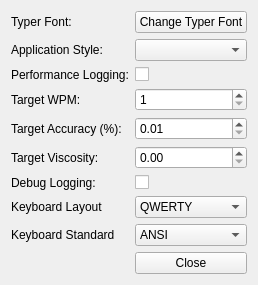
Before: the Qt Designer form src/settings/settingswidget.ui in coryo/amphetype2, drawn with Qt 5.
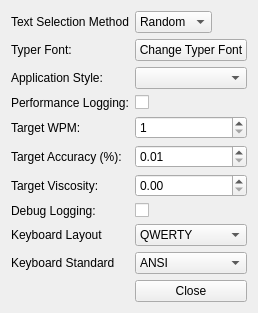
After: the same form once the commit is applied.

Commit message: move text selection to settings

Patch:
```diff
--- a/src/settings/settingswidget.ui
+++ b/src/settings/settingswidget.ui
@@ -6,60 +6,21 @@
    <rect>
     <x>0</x>
     <y>0</y>
-    <width>230</width>
-    <height>264</height>
+    <width>232</width>
+    <height>290</height>
    </rect>
   </property>
+  <property name="sizePolicy">
+   <sizepolicy hsizetype="Preferred" vsizetype="Preferred">
+    <horstretch>0</horstretch>
+    <verstretch>0</verstretch>
+   </sizepolicy>
+  </property>
   <property name="windowTitle">
    <string>Settings</string>
   </property>
   <layout class="QGridLayout" name="gridLayout">
-   <item row="4" column="0">
-    <widget class="QLabel" name="label_4">
-     <property name="text">
-      <string>Target Accuracy (%):</string>
-     </property>
-    </widget>
-   </item>
-   <item row="5" column="0">
-    <widget class="QLabel" name="label_5">
-     <property name="text">
-      <string>Target Viscosity:</string>
-     </property>
-    </widget>
-   </item>
-   <item row="1" column="0">
-    <widget class="QLabel" name="label">
-     <property name="text">
-      <string>Application Style:</string>
-     </property>
-    </widget>
-   </item>
-   <item row="0" column="0">
-    <widget class="QLabel" name="label_6">
-     <property name="text">
-      <string>Typer Font:</string>
-     </property>
-    </widget>
-   </item>
-   <item row="5" column="1">
-    <widget class="QDoubleSpinBox" name="targetVisSpinBox">
-     <property name="maximum">
-      <double>9999.000000000000000</double>
-     </property>
-     <property name="singleStep">
-      <double>0.100000000000000</double>
-     </property>
-    </widget>
-   </item>
-   <item row="3" column="0">
-    <widget class="QLabel" name="label_3">
-     <property name="text">
-      <string>Target WPM:</string>
-     </property>
-    </widget>
-   </item>
-   <item row="7" column="1">
+   <item row="8" column="1">
     <widget class="QComboBox" name="keyboardLayoutComboBox">
      <item>
       <property name="text">
@@ -94,30 +55,102 @@
     </widget>
    </item>
    <item row="6" column="1">
+    <widget class="QDoubleSpinBox" name="targetVisSpinBox">
+     <property name="maximum">
+      <double>9999.000000000000000</double>
+     </property>
+     <property name="singleStep">
+      <double>0.100000000000000</double>
+     </property>
+    </widget>
+   </item>
+   <item row="4" column="0">
+    <widget class="QLabel" name="label_3">
+     <property name="text">
+      <string>Target WPM:</string>
+     </property>
+    </widget>
+   </item>
+   <item row="7" column="1">
     <widget class="QCheckBox" name="debugLoggingCheckBox">
      <property name="text">
       <string/>
      </property>
     </widget>
    </item>
-   <item row="6" column="0">
+   <item row="2" column="1">
+    <widget class="QComboBox" name="styleSheetComboBox"/>
+   </item>
+   <item row="7" column="0">
     <widget class="QLabel" name="label_7">
      <property name="text">
       <string>Debug Logging:</string>
      </property>
     </widget>
    </item>
-   <item row="1" column="1">
-    <widget class="QComboBox" name="styleSheetComboBox"/>
-   </item>
-   <item row="2" column="0">
+   <item row="3" column="0">
     <widget class="QLabel" name="label_2">
      <property name="text">
       <string>Performance Logging:</string>
      </property>
     </widget>
    </item>
-   <item row="8" column="1">
+   <item row="2" column="0">
+    <widget class="QLabel" name="label">
+     <property name="text">
+      <string>Application Style:</string>
+     </property>
+    </widget>
+   </item>
+   <item row="1" column="0">
+    <widget class="QLabel" name="label_6">
+     <property name="text">
+      <string>Typer Font:</string>
+     </property>
+    </widget>
+   </item>
+   <item row="5" column="0">
+    <widget class="QLabel" name="label_4">
+     <property name="text">
+      <string>Target Accuracy (%):</string>
+     </property>
+    </widget>
+   </item>
+   <item row="6" column="0">
+    <widget class="QLabel" name="label_5">
+     <property name="text">
+      <string>Target Viscosity:</string>
+     </property>
+    </widget>
+   </item>
+   <item row="5" column="1">
+    <widget class="QDoubleSpinBox" name="targetAccSpinBox">
+     <property name="minimum">
+      <double>0.010000000000000</double>
+     </property>
+     <property name="maximum">
+      <double>100.000000000000000</double>
+     </property>
+     <property name="singleStep">
+      <double>0.100000000000000</double>
+     </property>
+    </widget>
+   </item>
+   <item row="10" column="1">
+    <widget class="QPushButton" name="closeButton">
+     <property name="text">
+      <string>Close</string>
+     </property>
+    </widget>
+   </item>
+   <item row="1" column="1">
+    <widget class="QPushButton" name="fontButton">
+     <property name="text">
+      <string>Change Typer Font</string>
+     </property>
+    </widget>
+   </item>
+   <item row="9" column="1">
     <widget class="QComboBox" name="keyboardStandardComboBox">
      <item>
       <property name="text">
@@ -131,28 +164,28 @@
      </item>
     </widget>
    </item>
-   <item row="2" column="1">
+   <item row="3" column="1">
     <widget class="QCheckBox" name="disablePerformanceLoggingCheckBox">
      <property name="text">
       <string/>
      </property>
     </widget>
    </item>
-   <item row="7" column="0">
+   <item row="8" column="0">
     <widget class="QLabel" name="label_8">
      <property name="text">
       <string>Keyboard Layout</string>
      </property>
     </widget>
    </item>
-   <item row="8" column="0">
+   <item row="9" column="0">
     <widget class="QLabel" name="label_9">
      <property name="text">
       <string>Keyboard Standard</string>
      </property>
     </widget>
    </item>
-   <item row="3" column="1">
+   <item row="4" column="1">
     <widget class="QSpinBox" name="targetWPMSpinBox">
      <property name="minimum">
       <number>1</number>
@@ -162,30 +195,41 @@
      </property>
     </widget>
    </item>
-   <item row="4" column="1">
-    <widget class="QDoubleSpinBox" name="targetAccSpinBox">
-     <property name="minimum">
-      <double>0.010000000000000</double>
-     </property>
-     <property name="maximum">
-      <double>100.000000000000000</double>
-     </property>
-     <property name="singleStep">
-      <double>0.100000000000000</double>
-     </property>
-    </widget>
-   </item>
    <item row="0" column="1">
-    <widget class="QPushButton" name="fontButton">
-     <property name="text">
-      <string>Change Typer Font</string>
+    <widget class="QComboBox" name="selectionMethod">
+     <property name="sizePolicy">
+      <sizepolicy hsizetype="Fixed" vsizetype="Fixed">
+       <horstretch>0</horstretch>
+       <verstretch>0</verstretch>
+      </sizepolicy>
      </property>
+     <item>
+      <property name="text">
+       <string>Random</string>
+      </property>
+     </item>
+     <item>
+      <property name="text">
+       <string>In Order</string>
+      </property>
+     </item>
+     <item>
+      <property name="text">
+       <string>Repeat</string>
+      </property>
+     </item>
     </widget>
    </item>
-   <item row="9" column="1">
-    <widget class="QPushButton" name="closeButton">
+   <item row="0" column="0">
+    <widget class="QLabel" name="label_10">
+     <property name="sizePolicy">
+      <sizepolicy hsizetype="Minimum" vsizetype="Preferred">
+       <horstretch>0</horstretch>
+       <verstretch>0</verstretch>
+      </sizepolicy>
+     </property>
      <property name="text">
-      <string>Close</string>
+      <string>Text Selection Method</string>
      </property>
     </widget>
    </item>
```
The commit also changes 2 other files.
